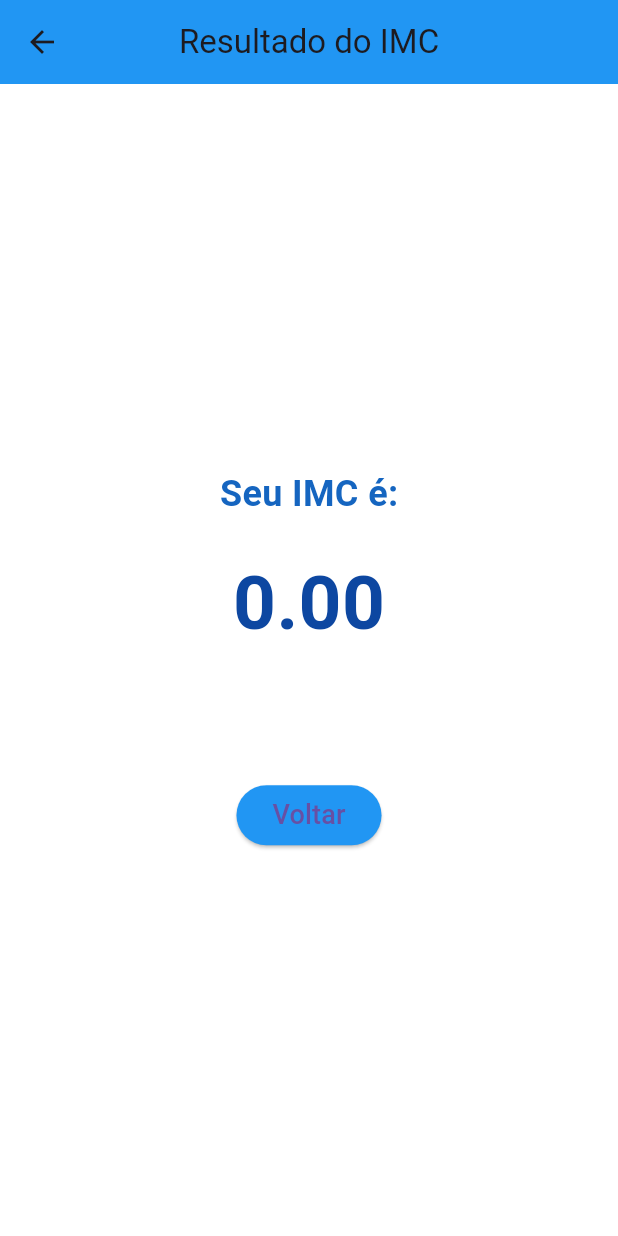
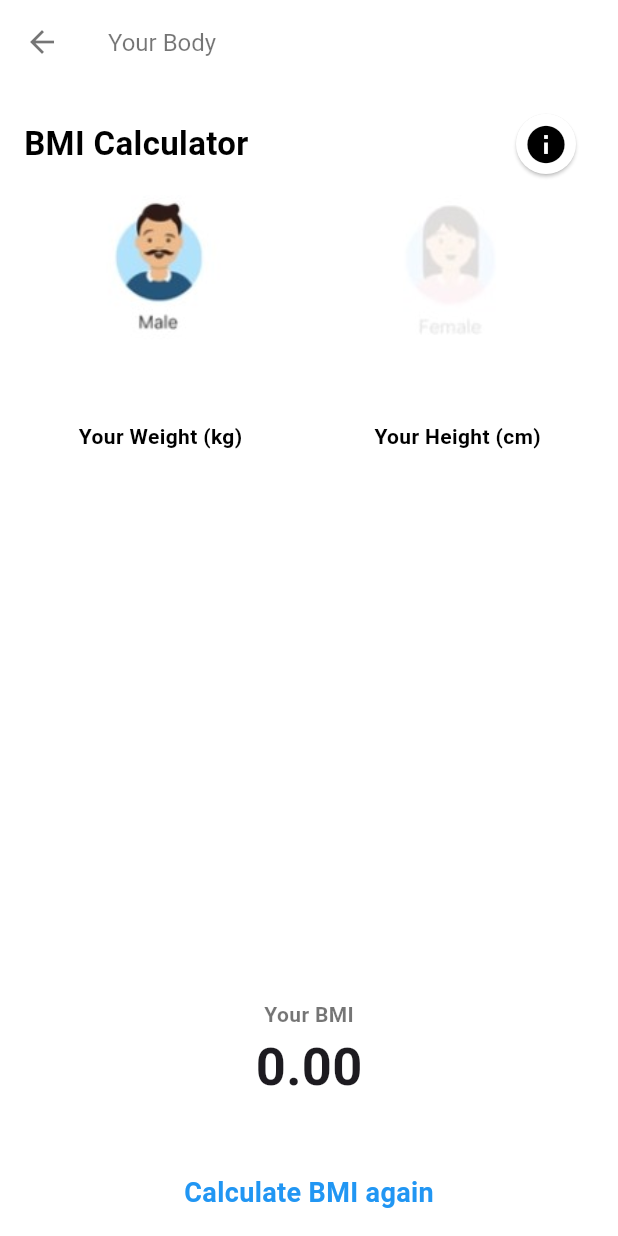
Before and after one commit to MarcioCMartha/BMI, a Flutter app: the ResultPage screen opened directly with empty values, on a phone screen of 412 x 824 dp. Run offline on Flutter 3.47's test engine with Material 3 defaults, Android fonts, the phone set to English and light mode, and no system bars.

Commit message:
trabalho final

```diff
--- a/lib/main.dart
+++ b/lib/main.dart
@@ -13,7 +13,7 @@ class IMCCalculatorApp extends StatelessWidget {
       debugShowCheckedModeBanner: false,
       theme: ThemeData(
         primarySwatch: Colors.blue,
-        scaffoldBackgroundColor: Colors.white, // Fundo branco
+        scaffoldBackgroundColor: Colors.white,
       ),
       home: const IMCCalculator(),
     );
@@ -36,31 +36,32 @@ class _IMCCalculatorState extends State<IMCCalculator> {
     final double? weight = double.tryParse(_weightController.text);
 
     if (height != null && weight != null && height > 0) {
-      final double imc = weight / (height * height);
+      final double imc = weight / ((height/100) * (height/100)) ;
       String category;
 
       if (imc < 18.5) {
-        category = "Abaixo do peso";
+        category = "Underweight";
       } else if (imc >= 18.5 && imc < 24.9) {
-        category = "Peso normal";
+        category = "Normal";
       } else if (imc >= 25 && imc < 29.9) {
-        category = "Sobrepeso";
+        category = "Overwight";
       } else {
-        category = "Obesidade";
+        category = "Obesity";
       }
 
-      // Navegar para a página de resultados passando os valores do IMC e a categoria
       Navigator.push(
         context,
         MaterialPageRoute(
           builder: (context) => ResultPage(
             imc: imc,
             category: category,
+            weight: _weightController.text,
+            height: _heightController.text,
+            onBack: _resetFields,
           ),
         ),
       );
     } else {
-      // Se os valores não forem válidos, exibe um alerta
       showDialog(
         context: context,
         builder: (BuildContext context) {
@@ -81,52 +82,240 @@ class _IMCCalculatorState extends State<IMCCalculator> {
     }
   }
 
+  void _resetFields() {
+    setState(() {
+      _heightController.clear();
+      _weightController.clear();
+    });
+  }
+
   @override
   Widget build(BuildContext context) {
     return Scaffold(
       appBar: AppBar(
-        title: const Text('Your Body'),
+        title: const Text('Your Body',
+        style: TextStyle(
+        fontSize: 16.0,  // Diminuindo o tamanho da fonte
+          ),
+        ),
         elevation: 0,
-        backgroundColor: Colors.white, // Cor da AppBar azul
+        backgroundColor: Colors.white,
+        foregroundColor: Colors.black54,
       ),
-      body: SingleChildScrollView(
+      body: IMCCalculatorBody(
+        heightController: _heightController,
+        weightController: _weightController,
+        onCalculate: _calculateIMC,
+        isEditable: true,
+      ),
+    );
+  }
+}
+
+class ResultPage extends StatelessWidget {
+  final double imc;
+  final String category;
+  final String weight;
+  final String height;
+  final VoidCallback onBack;
+
+  const ResultPage({
+    super.key,
+    required this.imc,
+    required this.category,
+    required this.weight,
+    required this.height,
+    required this.onBack,
+  });
+
+  @override
+  Widget build(BuildContext context) {
+    return Scaffold(
+      appBar: AppBar(
+        title: const Text('Your Body',
+        style: TextStyle(
+        fontSize: 16.0,  // Diminuindo o tamanho da fonte
+          ),
+        ),
+        backgroundColor: Colors.white,
+        foregroundColor: Colors.black54,
+      ),
+      body: Column(
+        children: [
+          Expanded(
+            child: IMCCalculatorBody(
+              heightController: TextEditingController(text: height),
+              weightController: TextEditingController(text: weight),
+              onCalculate: () {},
+              isEditable: false,
+            ),
+          ),
+          Padding(
+            padding: const EdgeInsets.all(16.0),
+
+            child: Column(
+              children: [
+                Text(
+                  'Your BMI',
+                  style: const TextStyle(
+                    fontSize: 14,
+                    fontWeight: FontWeight.bold,
+                    color: Colors.black54,
+                      ),
+                ),
+                Text(
+                  '${imc.toStringAsFixed(2)}',
+                  style: const TextStyle(
+                    fontSize: 35,
+                    fontWeight: FontWeight.bold,
+                  ),
+                ),
+                Text(
+                  category,
+                  style: const TextStyle(
+                    fontSize: 18,
+                    color: Colors.black,
+                    fontWeight: FontWeight.bold,
+                  ),
+                ),
+                const SizedBox(height: 20.0),
+                Center(
+                  child: GestureDetector(
+                    onTap: () {
+                      onBack();
+                      Navigator.pop(context);
+                    },
+                    child: Text(
+                      'Calculate BMI again',
+                      style: TextStyle(
+                        fontSize: 18.0,
+                        fontWeight: FontWeight.bold,
+                        color: Colors.blue, // Cor do texto clicável
+                      ),
+                    ),
+                  ),
+                ),
+              ],
+            ),
+          ),
+        ],
+      ),
+    );
+  }
+}
+
+class IMCCalculatorBody extends StatelessWidget {
+  final TextEditingController heightController;
+  final TextEditingController weightController;
+  final VoidCallback onCalculate;
+  final bool isEditable;
+
+  const IMCCalculatorBody({
+    super.key,
+    required this.heightController,
+    required this.weightController,
+    required this.onCalculate,
+    required this.isEditable,
+  });
+
+  @override
+  Widget build(BuildContext context) {
+    return SingleChildScrollView(
       padding: const EdgeInsets.all(16.0),
       child: Column(
         crossAxisAlignment: CrossAxisAlignment.stretch,
         children: [
+          Row(
+            mainAxisAlignment: MainAxisAlignment.start,
+            children: [
               const Text(
-              'BMI Calculator', // Alterado para "BMI Calculator"
-              textAlign: TextAlign.left, // Alinhado à esquerda
+                'BMI Calculator',
                 style: TextStyle(
                   fontSize: 22.0,
                   fontWeight: FontWeight.bold,
-                color: Colors.black, // Cor preta para o título
+                  color: Colors.black,
                 ),
               ),
-            const SizedBox(height: 20.0),
-////////////////////////////////////////////////////////////////////////////////////////
-
+              const Spacer(),
+              ElevatedButton(
+                onPressed: () {
+                  Navigator.push(
+                    context,
+                    MaterialPageRoute(
+                      builder: (context) => const IMCInfoPage(),
+                    ),
+                  );
+                },
+                style: ElevatedButton.styleFrom(
+                  shape: const CircleBorder(),
+                  padding: const EdgeInsets.all(0),
+                  backgroundColor: Colors.white,
+                  foregroundColor: Colors.black,
+                ),
+                child: const Icon(
+                  Icons.info,
+                  size: 30,
+                ),
+              ),
+            ],
+          ),
+          const SizedBox(height: 10.0),
           Row(
             mainAxisAlignment: MainAxisAlignment.spaceBetween,
             children: [
-    // Coluna para selecionar Homem
-    Expanded(
+              _buildGenderColumn('', 'assets/images/man.png'),
+              const SizedBox(width: 16.0),
+              _buildGenderColumn('', 'assets/images/woman.png'),
+            ],
+          ),
+          const SizedBox(height: 20.0),
+          Row(
+            mainAxisAlignment: MainAxisAlignment.spaceBetween,
+            children: [
+              _buildInputColumn('Your Weight (kg)', weightController, isEditable),
+              const SizedBox(width: 16.0),
+              _buildInputColumn('Your Height (cm)', heightController, isEditable),
+            ],
+          ),
+          const SizedBox(height: 20.0),
+          if (isEditable)
+            ElevatedButton(
+              onPressed: onCalculate,
+              style: ElevatedButton.styleFrom(
+                padding: const EdgeInsets.symmetric(vertical: 14.0),
+                backgroundColor: Colors.blue,
+                foregroundColor: Colors.white,
+                shape: RoundedRectangleBorder(
+                  borderRadius: BorderRadius.circular(10.0),
+                ),
+              ),
+              child: const Text(
+                'Calculate your BMI',
+                style: TextStyle(fontSize: 18.0),
+              ),
+            ),
+        ],
+      ),
+    );
+  }
+
+  Widget _buildGenderColumn(String label, String imagePath) {
+    return Expanded(
       child: GestureDetector(
         onTap: () {
-          // Ação ao selecionar Homem
-          print("Homem selecionado");
+          print("$label selecionado");
         },
         child: Column(
           children: [
             Image.asset(
-              'assets/images/man.png', // Caminho da imagem do homem
+              imagePath,
               width: 100,
-              height:100,
+              height: 100,
             ),
             const SizedBox(height: 8.0),
-            const Text(
-              'Homem',
-              style: TextStyle(
+            Text(
+              label,
+              style: const TextStyle(
                 fontSize: 16.0,
                 fontWeight: FontWeight.bold,
                 color: Colors.black,
@@ -136,208 +325,122 @@ class _IMCCalculatorState extends State<IMCCalculator> {
           ],
         ),
       ),
-    ),
-    const SizedBox(width: 16.0),
-    // Coluna para selecionar Mulher
-    Expanded(
-      child: GestureDetector(
-        onTap: () {
-          // Ação ao selecionar Mulher
-          print("Mulher selecionada");
-        },
+    );
+  }
+
+  Widget _buildInputColumn(
+      String label, TextEditingController controller, bool isEditable) {
+    return Expanded(
       child: Column(
+        crossAxisAlignment: CrossAxisAlignment.center,
         children: [
-            Image.asset(
-              'assets/images/woman.png', // Caminho da imagem da mulher
-              width: 100,
-              height: 100,
-            ),
-            const SizedBox(height: 8.0),
-            const Text(
-              'Mulher',
-              style: TextStyle(
-                fontSize: 16.0,
+          Text(
+            label,
+            style: const TextStyle(
+              fontSize: 14.0,
               fontWeight: FontWeight.bold,
               color: Colors.black,
             ),
+          ),
+          const SizedBox(height: 8.0),
+          TextField(
+            controller: controller,
+            keyboardType: TextInputType.number,
+            enabled: isEditable,
+            style: const TextStyle(
+              fontSize: 30.0,
+              fontWeight: FontWeight.bold,
+
+            ),
             textAlign: TextAlign.center,
-            ),
-          ],
-        ),
+            decoration: const InputDecoration(
+            border: InputBorder.none, // Remove o underline
             ),
           ),
         ],
       ),
-////////////////////////////////////////////////////////////////////////////////////////
+    );
+  }
+}
 
+class IMCInfoPage extends StatelessWidget {
+  const IMCInfoPage({super.key});
 
+  @override
+  Widget build(BuildContext context) {
+    return Scaffold(
+      appBar: AppBar(
+        title: const Text('Your Body',
+        style: TextStyle(
+        fontSize: 16.0,  // Diminuindo o tamanho da fonte
+          ),
+        ),
 
-            // Duas colunas para peso e altura
-            Row(
-              mainAxisAlignment: MainAxisAlignment.spaceBetween,
+        centerTitle: false,
+        backgroundColor: Colors.white,
+        foregroundColor: Colors.black54,
+      ),
+      body: const Padding(
+        padding: EdgeInsets.all(50.0),
+        child: Column(
+          crossAxisAlignment: CrossAxisAlignment.start,
           children: [
-                // Coluna do Peso
-                Expanded(
+          Center(
             child: Column(
-                    crossAxisAlignment: CrossAxisAlignment
-                        .center, // Centraliza o conteúdo da coluna
+              mainAxisSize: MainAxisSize.min,
+              crossAxisAlignment: CrossAxisAlignment.start,
               children: [
-                      const Text(
-                        'Your Weight (kg)',
+                Text(
+                  'BMI categories',
                   style: TextStyle(
-                          fontSize: 14.0, // Fonte do label em 14
+                    fontSize: 14.0,
                     fontWeight: FontWeight.bold,
-                          color: Colors.black, // Cor preta para o label
+                    color: Colors.black,
                   ),
-                        textAlign: TextAlign.center, // Centraliza o label
                 ),
-                      const SizedBox(height: 8.0),
-                      _buildTextField(
-                        controller: _weightController,
-                        label: '',
-                      ),
+                SizedBox(height: 40.0),
               ],
             ),
           ),
-                const SizedBox(width: 16.0),
-                // Coluna da Altura
-                Expanded(
-                  child: Column(
-                    crossAxisAlignment: CrossAxisAlignment
-                        .center, // Centraliza o conteúdo da coluna
-                    children: [
-                      const Text(
-                        'Your Height',
-                        style: TextStyle(
-                          fontSize: 14.0, // Fonte do label em 14
-                          fontWeight: FontWeight.bold,
-                          color: Colors.black, // Cor preta para o label
+            Text(
+              'Less than 18.5',
+              style: TextStyle(fontSize: 30.0 , fontWeight: FontWeight.bold),
             ),
-                        textAlign: TextAlign.center, // Centraliza o label
+            Text(
+              "you're underweight",
+              style: TextStyle(fontSize: 30.0),
             ),
-                      const SizedBox(height: 8.0),
-                      _buildTextField(
-                        controller: _heightController,
-                        label: '',
+            SizedBox(height: 30.0),
+            Text(
+              '18.5 to 24.9',
+              style: TextStyle(fontSize: 30.0 , fontWeight: FontWeight.bold),
             ),
-                    ],
+            Text(
+              "you're normal",
+              style: TextStyle(fontSize: 30.0),
             ),
+            SizedBox(height: 30.0),
+            Text(
+              '25 to 29.9',
+              style: TextStyle(fontSize: 30.0 , fontWeight: FontWeight.bold),
             ),
-              ],
+            Text(
+              "you´re overweight",
+              style: TextStyle(fontSize: 30.0),
             ),
-            const SizedBox(height: 20.0),
+            SizedBox(height: 30.0),
+            Text(
+              '30 or more',
+              style: TextStyle(fontSize: 30.0 , fontWeight: FontWeight.bold),
+            ),
+            Text(
+              'obesity',
+              style: TextStyle(fontSize: 30.0),
+            ),
 
-            // Botão para calcular
-            ElevatedButton(
-              onPressed: _calculateIMC,
-              style: ElevatedButton.styleFrom(
-                padding: const EdgeInsets.symmetric(vertical: 14.0),
-                backgroundColor: Colors.blue, // Cor azul para o botão
-                foregroundColor: Colors.white,
-                shape: RoundedRectangleBorder(
-                  borderRadius: BorderRadius.circular(10.0),
-                ),
-              ),
-              child: const Text(
-                'Calculate your BMI', // Texto alterado
-                style: TextStyle(fontSize: 18.0),
-              ),
-            ),
           ],
         ),
       ),
     );
   }
-
-  Widget _buildTextField({
-    required TextEditingController controller,
-    required String label,
-  }) {
-    return TextField(
-      controller: controller,
-      keyboardType: TextInputType.number,
-      style: const TextStyle(
-        fontSize: 30.0, // Aumentar fonte para 30
-        fontWeight: FontWeight.bold, // Texto em negrito
-      ),
-      decoration: InputDecoration(
-        labelText: label,
-        labelStyle: const TextStyle(
-          fontSize: 14.0, // Fonte do label em 14
-          color: Colors.black, // Cor preta para o label
-        ),
-        border: InputBorder.none, // Remover borda
-        filled: true,
-        fillColor: Colors.white, // Fundo branco
-      ),
-      textAlign: TextAlign.center, // Centraliza o texto dentro do campo
-    );
 }
-}
-
-class ResultPage extends StatelessWidget {
-  final double imc;
-  final String category;
-
-  const ResultPage({super.key, required this.imc, required this.category});
-
-  @override
-  Widget build(BuildContext context) {
-    return Scaffold(
-      appBar: AppBar(
-        title: const Text('Resultado do IMC'),
-        centerTitle: true,
-        backgroundColor: Colors.blue,
-      ),
-      body: Center(
-        child: Padding(
-          padding: const EdgeInsets.all(16.0),
-          child: Column(
-            mainAxisAlignment: MainAxisAlignment.center,
-            children: [
-              Text(
-                'Seu IMC é:',
-                style: TextStyle(
-                  fontSize: 24.0,
-                  fontWeight: FontWeight.bold,
-                  color: Colors.blue[800],
-                ),
-              ),
-              const SizedBox(height: 20.0),
-              Text(
-                imc.toStringAsFixed(2),
-                style: TextStyle(
-                  fontSize: 50.0,
-                  fontWeight: FontWeight.bold,
-                  color: Colors.blue[900],
-                ),
-              ),
-              const SizedBox(height: 20.0),
-              Text(
-                category,
-                style: TextStyle(
-                  fontSize: 22.0,
-                  fontWeight: FontWeight.bold,
-                  color: Colors.blue[600],
-                ),
-              ),
-              const SizedBox(height: 30.0),
-              ElevatedButton(
-                onPressed: () {
-                  Navigator.pop(context); // Volta para a tela anterior
-                },
-                style: ElevatedButton.styleFrom(
-                  backgroundColor: Colors.blue,
-                ),
-                child: const Text(
-                  'Voltar',
-                  style: TextStyle(fontSize: 18.0),
-                ),
-              ),
-            ],
-          ),
-        ),
-      ),
-    );
-  }
-}
```
Lines whose indentation alone changed are shown as unchanged.
